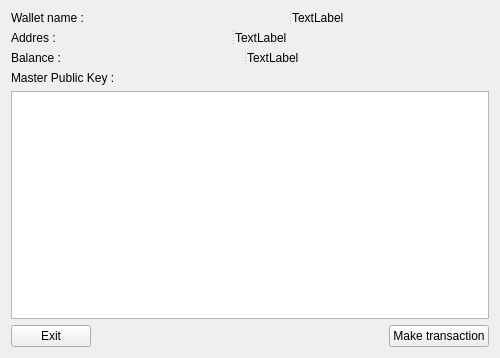
First picture: the form in online_wallet/informationwindow.ui, repository bmstu-iu8-2018-project/wallet, before the edit.
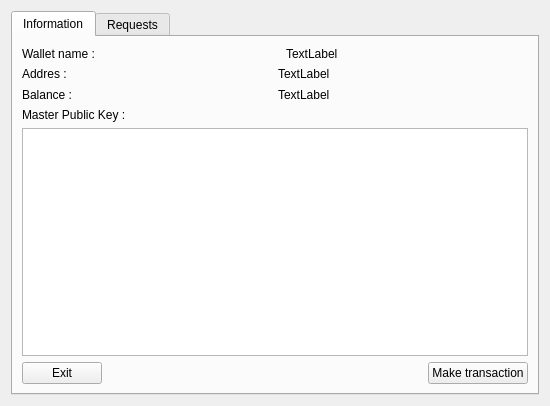
Second picture: the form after the edit.

Patch:
```diff
--- a/online_wallet/informationwindow.ui
+++ b/online_wallet/informationwindow.ui
@@ -6,64 +6,83 @@
    <rect>
     <x>0</x>
     <y>0</y>
-    <width>500</width>
-    <height>350</height>
+    <width>550</width>
+    <height>400</height>
    </rect>
   </property>
   <property name="windowTitle">
    <string>Form</string>
   </property>
+  <layout class="QVBoxLayout" name="verticalLayout_6">
+   <item>
+    <widget class="QTabWidget" name="tabwidget">
+     <property name="currentIndex">
+      <number>0</number>
+     </property>
+     <widget class="QWidget" name="info">
+      <attribute name="title">
+       <string>Information</string>
+      </attribute>
   <layout class="QVBoxLayout" name="verticalLayout_2">
    <item>
-    <widget class="QSplitter" name="splitter">
-     <property name="orientation">
-      <enum>Qt::Horizontal</enum>
-     </property>
+        <layout class="QHBoxLayout" name="horizontalLayout_2">
+         <item>
      <widget class="QLabel" name="lable_wall_name">
+           <property name="minimumSize">
+            <size>
+             <width>258</width>
+             <height>0</height>
+            </size>
+           </property>
       <property name="text">
        <string>Wallet name :</string>
       </property>
      </widget>
+         </item>
+         <item>
      <widget class="QLabel" name="name">
       <property name="text">
        <string>TextLabel</string>
       </property>
      </widget>
-    </widget>
+         </item>
+        </layout>
    </item>
    <item>
-    <widget class="QSplitter" name="splitter_2">
-     <property name="orientation">
-      <enum>Qt::Horizontal</enum>
-     </property>
+        <layout class="QHBoxLayout" name="horizontalLayout_3">
+         <item alignment="Qt::AlignLeft">
      <widget class="QLabel" name="label_addres">
       <property name="text">
        <string>Addres :</string>
       </property>
      </widget>
+         </item>
+         <item>
      <widget class="QLabel" name="address">
       <property name="text">
        <string>TextLabel</string>
       </property>
      </widget>
-    </widget>
+         </item>
+        </layout>
    </item>
    <item>
-    <widget class="QSplitter" name="splitter_3">
-     <property name="orientation">
-      <enum>Qt::Horizontal</enum>
-     </property>
+        <layout class="QHBoxLayout" name="horizontalLayout_5">
+         <item alignment="Qt::AlignLeft">
      <widget class="QLabel" name="label_balance">
       <property name="text">
        <string>Balance :</string>
       </property>
      </widget>
+         </item>
+         <item>
      <widget class="QLabel" name="balance">
       <property name="text">
        <string>TextLabel</string>
       </property>
      </widget>
-    </widget>
+         </item>
+        </layout>
    </item>
    <item>
     <layout class="QVBoxLayout" name="verticalLayout">
@@ -106,6 +125,38 @@
       </widget>
      </item>
     </layout>
+       </item>
+      </layout>
+     </widget>
+     <widget class="QWidget" name="requests">
+      <attribute name="title">
+       <string>Requests</string>
+      </attribute>
+      <layout class="QVBoxLayout" name="verticalLayout_4">
+       <item>
+        <layout class="QVBoxLayout" name="verticalLayout_5">
+         <item>
+          <layout class="QHBoxLayout" name="horizontalLayout_4">
+           <item>
+            <widget class="QComboBox" name="boxRequests"/>
+           </item>
+           <item>
+            <widget class="QPushButton" name="request">
+             <property name="text">
+              <string>Request</string>
+             </property>
+            </widget>
+           </item>
+          </layout>
+         </item>
+         <item>
+          <widget class="QTextBrowser" name="requestBrowser"/>
+         </item>
+        </layout>
+       </item>
+      </layout>
+     </widget>
+    </widget>
    </item>
   </layout>
  </widget>
```
Lines whose indentation alone changed are shown as unchanged.
